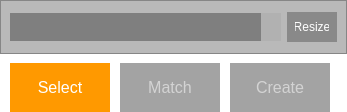
This is demo/Controls.ui in ialhashim/topo-blend as Qt 5 draws it before an edit. The edited form follows.
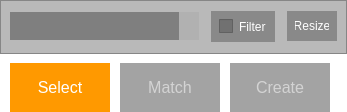
This is the edited form. Icons and pictures are not drawn.

Commit message: [Major] reconstruction optimization, we get 2x speed ups and very good quality of in-betweens since we use original geometry as is. [ExporterWidget] added option to compress generated meshes. This can help turn 1 MB meshes to 70 Kb !

```diff
--- a/demo/Controls.ui
+++ b/demo/Controls.ui
@@ -27,6 +27,14 @@
 	font-size: 12px;
 }
 
+QCheckBox { 
+	background:rgb(90,90,90,128);
+	border: 3px solid rgb(90,90,90,0);
+	padding: 5px;
+    color: white;
+	font-size: 12px;
+}
+
 QPushButton:hover{ background:rgb(255,153,0); border-color:rgb(255,153,0); }
 QPushButton:pressed{ background:rgb(255,153,0); border-color:#FFB444; top:2px; }
 </string>
@@ -89,6 +97,9 @@
           </property>
           <item>
            <layout class="QGridLayout" name="gridLayout_5">
+            <property name="horizontalSpacing">
+             <number>12</number>
+            </property>
             <item row="0" column="2">
              <widget class="QPushButton" name="resizeButton">
               <property name="maximumSize">
@@ -190,20 +201,17 @@
              </widget>
             </item>
             <item row="0" column="1">
-             <spacer name="horizontalSpacer_7">
-              <property name="orientation">
-               <enum>Qt::Horizontal</enum>
+             <widget class="QCheckBox" name="filterOption">
+              <property name="sizePolicy">
+               <sizepolicy hsizetype="Maximum" vsizetype="Fixed">
+                <horstretch>0</horstretch>
+                <verstretch>0</verstretch>
+               </sizepolicy>
               </property>
-              <property name="sizeType">
-               <enum>QSizePolicy::Fixed</enum>
+              <property name="text">
+               <string>Filter</string>
               </property>
-              <property name="sizeHint" stdset="0">
-               <size>
-                <width>6</width>
-                <height>0</height>
-               </size>
-              </property>
-             </spacer>
+             </widget>
             </item>
            </layout>
           </item>
```
The commit also changes 22 other files.
